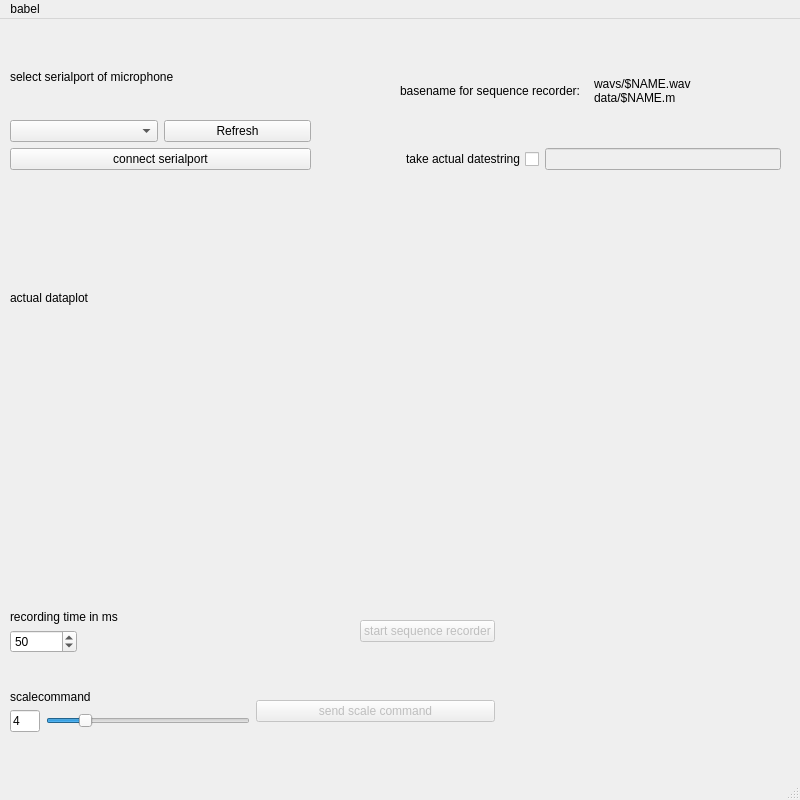
First picture: the form in gui.ui, repository marvin2k/guibabel, before the edit.
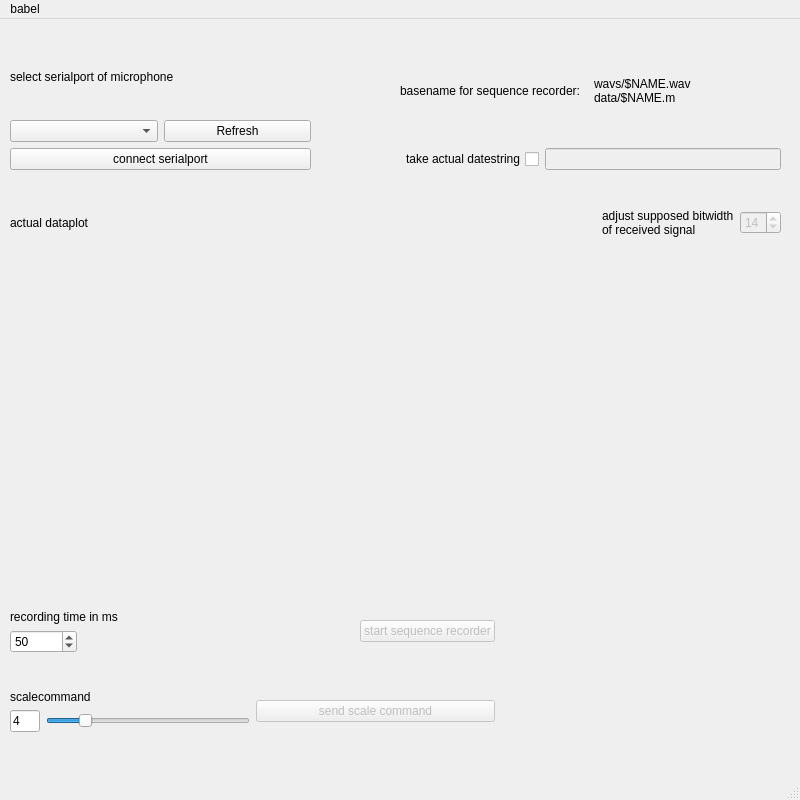
Second picture: the form after the edit. Custom widgets are drawn as their Qt base class.

Commit message: [guibabel] plotfarbe an octave angepasst, ausserdem die skala des graphen im betrieb anpassbar gemacht

The edit to the form file:
```diff
--- a/gui.ui
+++ b/gui.ui
@@ -90,11 +90,52 @@
       <enum>QLayout::SetDefaultConstraint</enum>
      </property>
      <item>
-      <widget class="QLabel" name="label_4">
-       <property name="text">
-        <string>actual dataplot</string>
-       </property>
-      </widget>
+      <layout class="QHBoxLayout" name="horizontalLayout_9">
+       <item>
+        <widget class="QLabel" name="label_4">
+         <property name="text">
+          <string>actual dataplot</string>
+         </property>
+        </widget>
+       </item>
+       <item>
+        <spacer name="horizontalSpacer_2">
+         <property name="orientation">
+          <enum>Qt::Horizontal</enum>
+         </property>
+         <property name="sizeHint" stdset="0">
+          <size>
+           <width>40</width>
+           <height>20</height>
+          </size>
+         </property>
+        </spacer>
+       </item>
+       <item>
+        <widget class="QLabel" name="label_7">
+         <property name="text">
+          <string>adjust supposed bitwidth
+of received signal</string>
+         </property>
+        </widget>
+       </item>
+       <item>
+        <widget class="QSpinBox" name="spinBox_bitwidth">
+         <property name="enabled">
+          <bool>false</bool>
+         </property>
+         <property name="minimum">
+          <number>2</number>
+         </property>
+         <property name="maximum">
+          <number>15</number>
+         </property>
+         <property name="value">
+          <number>14</number>
+         </property>
+        </widget>
+       </item>
+      </layout>
      </item>
      <item>
       <widget class="QwtPlot" name="qwtPlot_pcm">
```
The commit also changes 2 other files.
